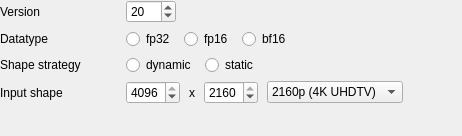
Old version of the form ui/designer/ui_onnx_conversion_widget.ui in the repository herlegon/hconvert.
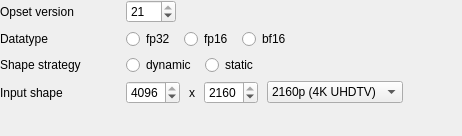
New version of the form.

Patch:
```diff
--- a/ui/designer/ui_onnx_conversion_widget.ui
+++ b/ui/designer/ui_onnx_conversion_widget.ui
@@ -52,7 +52,7 @@
         </size>
        </property>
        <property name="text">
-        <string>Version</string>
+        <string>Opset version</string>
        </property>
       </widget>
      </item>
@@ -83,7 +83,7 @@
         <number>21</number>
        </property>
        <property name="value">
-        <number>20</number>
+        <number>21</number>
        </property>
       </widget>
      </item>
```
